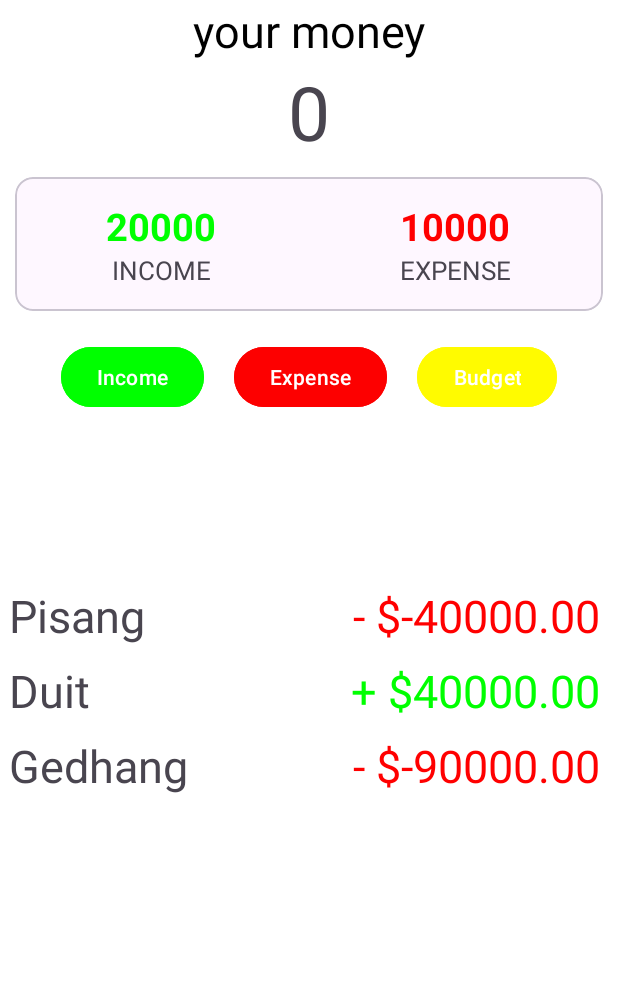
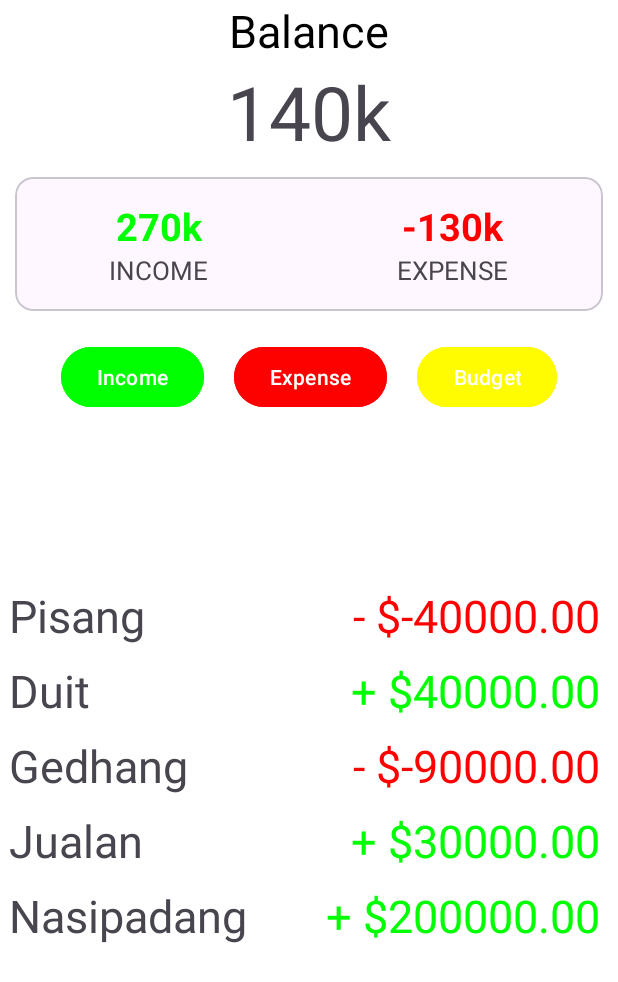
Before and after one commit to RoeRL/WhereTheMoneyApp, an Android app: the screen it shows after launch (MainActivity), on a phone screen of 412 x 824 dp. Shown: the top 982 px of the screen. Run offline under Robolectric (Android 15) with nearby library versions, the phone set to English and light mode, and no system bars.

Commit message:
[AE] Main Activity Complete without firebase

```diff
--- a/app/src/main/java/com/example/wheremymoneyappkotlin/MainActivity.kt
+++ b/app/src/main/java/com/example/wheremymoneyappkotlin/MainActivity.kt
@@ -7,6 +7,7 @@ import android.widget.TextView
 import android.widget.Toast
 import androidx.recyclerview.widget.LinearLayoutManager
 import androidx.recyclerview.widget.RecyclerView
+import org.w3c.dom.Text
 
 
 class MainActivity : AppCompatActivity() {
@@ -15,6 +16,9 @@ class MainActivity : AppCompatActivity() {
     private lateinit var linearLayoutManager : LinearLayoutManager
 
     private lateinit var recyclerView: RecyclerView
+    private lateinit var balanceValue: TextView
+    private lateinit var incomeValue: TextView
+    private lateinit var expenseValue: TextView
     override fun onCreate(savedInstanceState: Bundle?) {
         super.onCreate(savedInstanceState)
         setContentView(R.layout.activity_main)
@@ -22,7 +26,9 @@ class MainActivity : AppCompatActivity() {
         transactions = arrayListOf(
             HistoryTransaction("Pisang", -40000.00),
             HistoryTransaction("Duit", 40000.00),
-            HistoryTransaction("Gedhang", -90000.00)
+            HistoryTransaction("Gedhang", -90000.00),
+            HistoryTransaction("Jualan", 30000.00),
+            HistoryTransaction("Nasipadang", 200000.00),
 
         )
 
@@ -33,10 +39,40 @@ class MainActivity : AppCompatActivity() {
         recyclerView.layoutManager = linearLayoutManager
         recyclerView.adapter = adapter
 
+        updateDashboard()
+
+    }
+
+    private fun formatBalance(value: Double): String {
+        val suffixes = arrayOf("", "k", "m", "b", "t") // Add more if needed
+
+        var newValue = value
+        var magnitude = 0
+
+        while (newValue >= 1000 || newValue <= -1000) {
+            newValue /= 1000
+            magnitude++
+        }
+
+        return if (magnitude < suffixes.size) {
+            "%.0f%s".format(newValue, suffixes[magnitude])
+        } else {
+            "%.0f".format(value)
+        }
     }
 
     private fun updateDashboard(){
-        val totalPrice : Double = transactions.map{it.itemValue}.sum()
-        val incomePrice : Double = transactions.filter { it.itemValue>0 }.map{it.itemValue}.sum()
+        val totalBalance : Double = transactions.sumOf { it.itemValue }
+        val incomeBalance : Double = transactions.filter { it.itemValue > 0 }.sumOf { it.itemValue }
+        val expenseBalance : Double = totalBalance - incomeBalance
+
+        balanceValue = findViewById(R.id.balanceValue)
+        incomeValue = findViewById(R.id.incomeValue)
+        expenseValue = findViewById(R.id.expenseValue)
+
+
+        balanceValue.text = formatBalance(totalBalance)
+        incomeValue.text = formatBalance(incomeBalance)
+        expenseValue.text = formatBalance(expenseBalance)
     }
 }
--- a/app/src/main/res/layout/activity_main.xml
+++ b/app/src/main/res/layout/activity_main.xml
@@ -19,12 +19,12 @@
             <TextView
                 android:layout_width="match_parent"
                 android:layout_height="wrap_content"
-                android:text="your money"
+                android:text="Balance"
                 android:textSize="30dp"
                 android:textAlignment="center"
                 android:textColor="@color/black"/>
             <TextView
-                android:id="@+id/moneyValue"
+                android:id="@+id/balanceValue"
                 android:layout_width="match_parent"
                 android:layout_height="wrap_content"
                 android:text="0"
@@ -55,7 +55,7 @@
                         android:layout_weight="0.5"
                         android:gravity="center">
                         <TextView
-                            android:id="@+id/budget"
+                            android:id="@+id/incomeValue"
                             android:layout_width="wrap_content"
                             android:layout_height="wrap_content"
                             android:text="20000"
@@ -76,7 +76,7 @@
                         android:layout_weight="0.5"
                         android:gravity="center">
                         <TextView
-                            android:id="@+id/expense"
+                            android:id="@+id/expenseValue"
                             android:layout_width="wrap_content"
                             android:layout_height="wrap_content"
                             android:text="10000"
```
